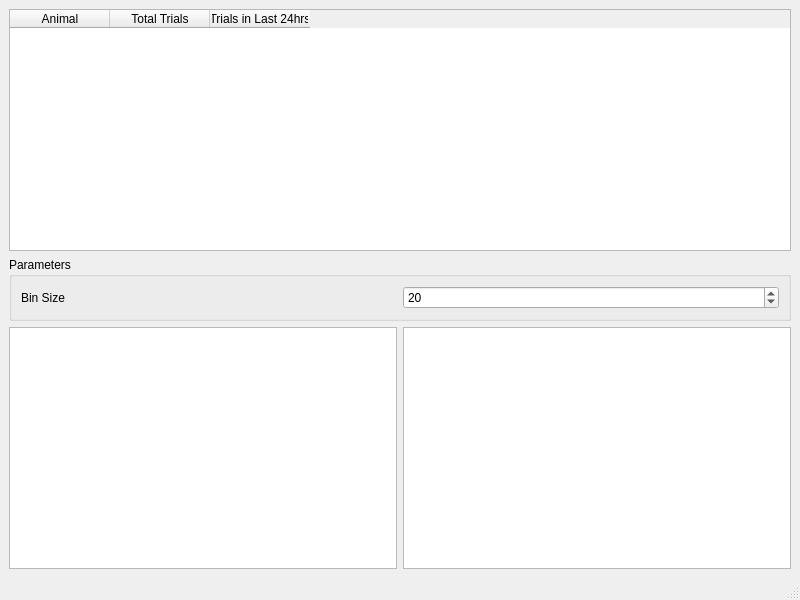
RoboDoig/autonomouse-control, file UI/AnalysisWindow.ui: the form before one commit.
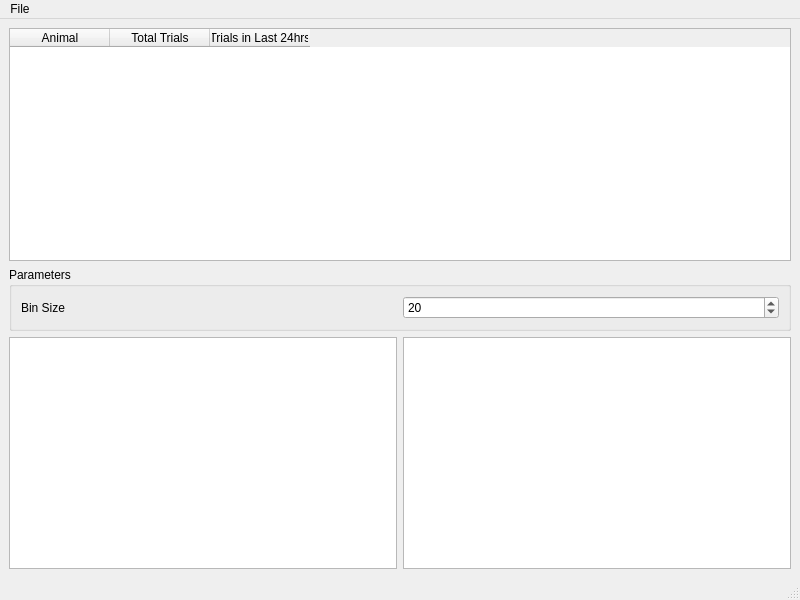
The form after the commit. Custom widgets are drawn as their Qt base class.

Patch:
```diff
--- a/UI/AnalysisWindow.ui
+++ b/UI/AnalysisWindow.ui
@@ -86,6 +86,13 @@
      <height>21</height>
     </rect>
    </property>
+   <widget class="QMenu" name="menuFile">
+    <property name="title">
+     <string>File</string>
+    </property>
+    <addaction name="actionExport_To_MATLAB"/>
+   </widget>
+   <addaction name="menuFile"/>
   </widget>
   <widget class="QStatusBar" name="statusbar"/>
  </widget>
```
Left out of the diff: 19 changed lines with no effect on the pictures.
